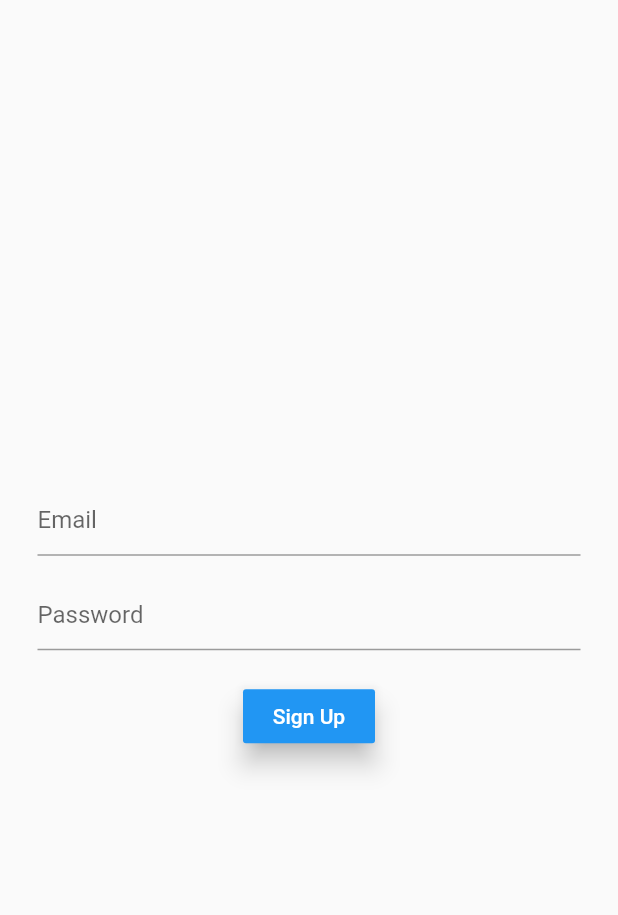
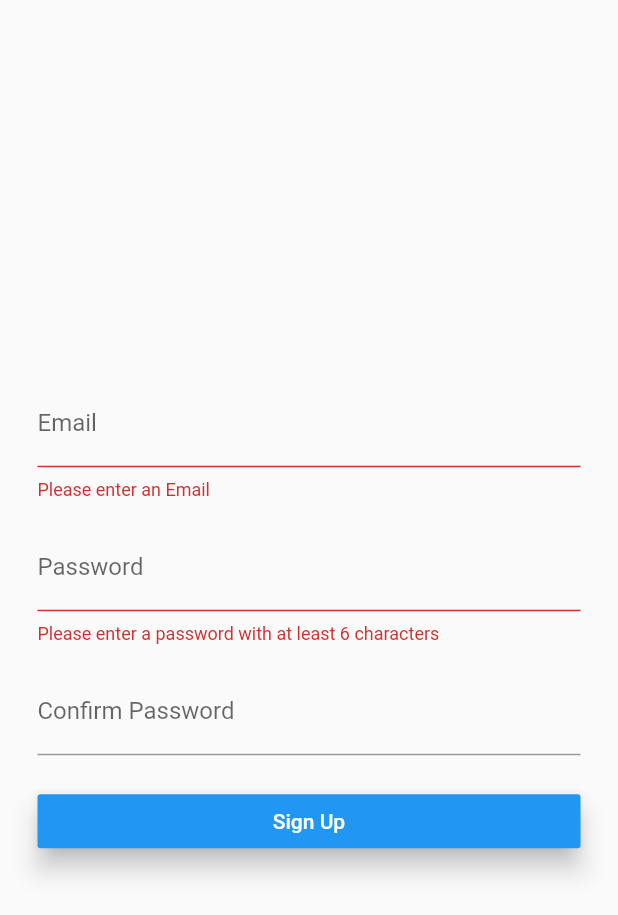
Before and after one commit to bfazeli/Mochichi_v0.1, a Flutter app: the SignUpPage screen opened by its route, after a tap on "Sign Up", on a phone screen of 412 x 824 dp. Shown: the top 915 px of the screen. Run offline on Flutter 3.47's test engine with Material 2 defaults, Android fonts, the phone set to English and light mode, and no system bars; our stand-ins replace cloud_firestore, firebase_auth, firebase_core; accounts and stored records are empty.

Commit message:
Update: Added necessary validation to the sign-up form

```diff
--- a/lib/loginpage.dart
+++ b/lib/loginpage.dart
@@ -1,5 +1,5 @@
 import 'package:flutter/material.dart';
-
+import 'package:firebase_auth/firebase_auth.dart';
 
 const padding = EdgeInsets.all(25.0);
 
@@ -37,6 +37,7 @@ class _LoginPageState extends State<LoginPage> {
                     _password = value;
                   });
                 },
+                obscureText: true,
               ),
               SizedBox(height: 20.0,),
               RaisedButton(
@@ -45,7 +46,15 @@ class _LoginPageState extends State<LoginPage> {
                 textColor: Colors.white,
                 elevation: 7.0,
                 onPressed: () {
-
+                  FirebaseAuth.instance.signInWithEmailAndPassword(
+                    email: _email,
+                    password: _password
+                  ).then((FirebaseUser user) {
+                    Navigator.of(context).pushReplacementNamed('/homepage');
+                  })
+                  .catchError((error) {
+                    print(error);
+                  });
                 },
               ),
               SizedBox(height: 15.0,),
--- /dev/null
+++ b/lib/signupform.dart
@@ -0,0 +1,106 @@
+import 'package:flutter/material.dart';
+import 'package:firebase_auth/firebase_auth.dart';
+import './services/usermanagement.dart';
+
+const padding = EdgeInsets.all(25.0);
+
+class SignUpForm extends StatefulWidget {
+  @override
+  _SignUpFormState createState() => _SignUpFormState();
+}
+
+class _SignUpFormState extends State<SignUpForm> {
+  final _formKey = GlobalKey<FormState>();
+  final _registerPassController = TextEditingController();
+  final _registerPassController2 = TextEditingController();
+
+  String _email;
+  String _password;
+  String _confirmPass;
+  String _error;
+
+  void validateAndSave() {
+    final form = _formKey.currentState;
+    if (form.validate()) {
+      FirebaseAuth.instance.createUserWithEmailAndPassword(
+                    email: _email,
+                    password: _password
+                  )
+                  .then((signedInUser) {
+                    UserManagement().storeNewUser(signedInUser, context);
+                  })
+                  .catchError( (error) {
+
+                    print(error.getErrorCoder());
+                  });
+    }
+    else {
+      print("Form is not valid");
+    }
+  }
+
+  @override
+  Widget build(BuildContext context) {
+    return Form(
+      key: _formKey,
+      child: Center(
+        child: Container(
+          padding: padding,
+          child: Column(
+            mainAxisAlignment: MainAxisAlignment.center,
+            crossAxisAlignment: CrossAxisAlignment.stretch,
+            children: <Widget>[
+              TextFormField(
+                validator: (value) {
+                  if (value.isEmpty) {
+                    return 'Please enter an Email';
+                  } else {
+                    RegExp exp = new RegExp("^[a-zA-Z0-9_.+-]+@[a-zA-Z0-9-]+\\.[a-zA-Z0-9-]+\$");
+                    return value.contains(exp) ? null : "Email is not valid";
+                  }
+                },
+                decoration: InputDecoration(labelText: 'Email'),
+                onFieldSubmitted: ((value) {
+                  _email = value;
+                }),
+              ),
+              SizedBox(height: 15.0,),
+              TextFormField(
+                controller: _registerPassController,
+                validator: (value) => value.length < 6 ? 'Please enter a password with at least 6 characters' : null,
+                decoration: InputDecoration(labelText: 'Password'),
+                obscureText: true,
+                onSaved: (value) => _password = value,
+              ),
+              SizedBox(height: 15.0,),
+              TextFormField(
+                controller: _registerPassController2,
+                validator: (value) => (value != _registerPassController.text) ? 'Password does not match' : null,
+                decoration: InputDecoration(labelText: 'Confirm Password'),
+                obscureText: true,
+                onFieldSubmitted: (value) {
+                  setState(() {
+                    _password = value;
+                  });
+                },
+              ),
+              // Text(
+              //   _error,
+              //   textAlign: TextAlign.center,
+              //   style: TextStyle(color: Colors.red),
+              // ),
+              SizedBox(height: 20.0,),
+              RaisedButton(
+                child: Text('Sign Up'),
+                color: Colors.blue,
+                textColor: Colors.white,
+                elevation: 7.0,
+                onPressed: validateAndSave,
+              )
+            ],
+          ),
+        ),
+      ),
+    );
+  }
+}
--- a/lib/signuppage.dart
+++ b/lib/signuppage.dart
@@ -1,7 +1,6 @@
 import 'package:flutter/material.dart';
+import './signupform.dart';
 
-
-const padding = EdgeInsets.all(25.0);
 
 class SignUpPage extends StatefulWidget {
   @override
@@ -9,49 +8,11 @@ class SignUpPage extends StatefulWidget {
 }
 
 class _SignUpPageState extends State<SignUpPage> {
-  String _email;
-  String _password;
 
   @override
   Widget build(BuildContext context) {
     return Scaffold(
-      body: Center(
-        child: Container(
-          padding: padding,
-          child: Column(
-            mainAxisAlignment: MainAxisAlignment.center,
-            children: <Widget>[
-              TextField(
-                decoration: InputDecoration(hintText: 'Email'),
-                onChanged: (value) {
-                  setState(() {
-                    _email = value;
-                  });
-                },
-              ),
-              SizedBox(height: 15.0,),
-              TextField(
-                decoration: InputDecoration(hintText: 'Password'),
-                onChanged: (value) {
-                  setState(() {
-                    _password = value;
-                  });
-                },
-              ),
-              SizedBox(height: 20.0,),
-              RaisedButton(
-                child: Text('Sign Up'),
-                color: Colors.blue,
-                textColor: Colors.white,
-                elevation: 7.0,
-                onPressed: () {
-
-                },
-              )
-            ],
-          ),
-        ),
-      ),
-  ) ;
+      body: SignUpForm(),
+    );
   }
 }
```
Also changed, not shown: lib/homepage.dart (+8 -1 lines), lib/services/usermanagement.dart (added, +17 -0 lines).
